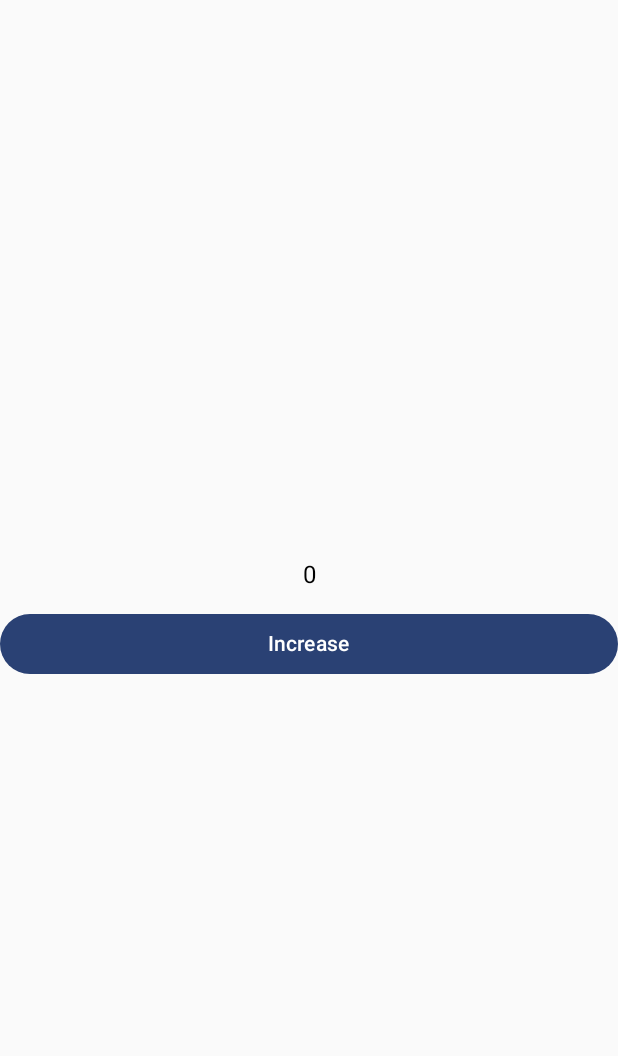
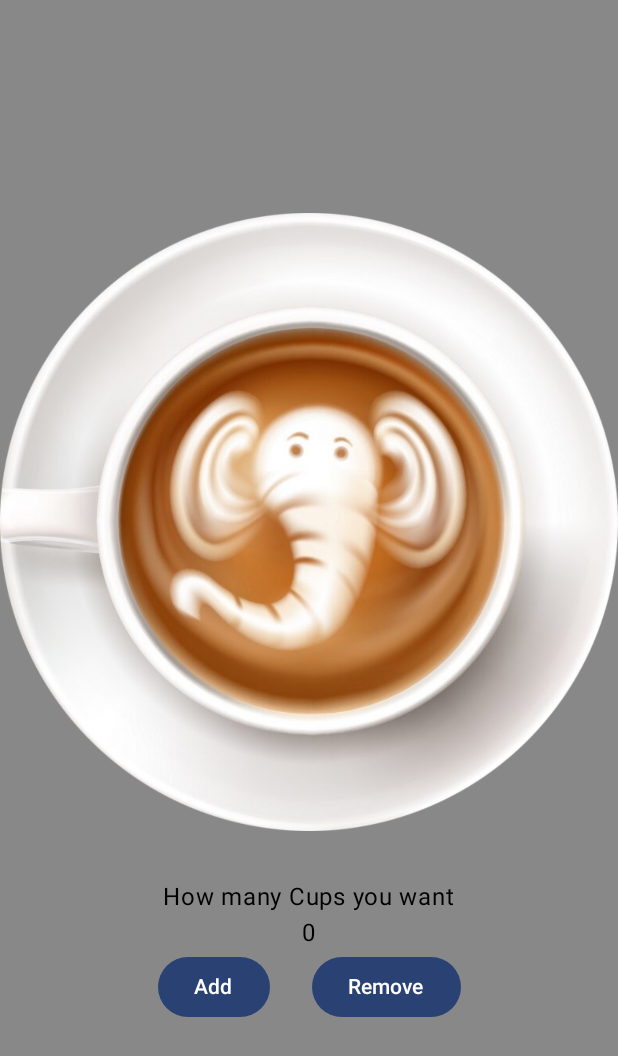
Before and after one commit to SanjayKumawat45/Jetpack-Compose-Learning, an Android app built with Jetpack Compose: the screen it shows after launch (MainActivity), on a phone screen of 412 x 824 dp. Shown: the top 1056 px of the screen. Run offline under Robolectric (Android 15) with nearby library versions, the phone set to English and light mode, and no system bars.

Commit message:
Layout Screen - to understand all the layouts

```diff
--- a/app/src/main/java/com/example/jetpackcomposelearning/CounterScreen.kt
+++ b/app/src/main/java/com/example/jetpackcomposelearning/CounterScreen.kt
@@ -30,7 +30,7 @@ fun CounterScreen() {
 
         Button(onClick = {
             count++
-        }, modifier = Modifier.fillMaxWidth()) {
+        }) {
             Text("Increase")
         }
     }
--- /dev/null
+++ b/app/src/main/java/com/example/jetpackcomposelearning/Layouts.kt
@@ -0,0 +1,62 @@
+package com.example.jetpackcomposelearning
+import androidx.compose.foundation.Image
+import androidx.compose.foundation.background
+import androidx.compose.foundation.layout.Arrangement
+import androidx.compose.foundation.layout.Box
+import androidx.compose.foundation.layout.Column
+import androidx.compose.foundation.layout.Row
+import androidx.compose.foundation.layout.Spacer
+import androidx.compose.foundation.layout.fillMaxSize
+import androidx.compose.foundation.layout.padding
+import androidx.compose.material3.Button
+import androidx.compose.material3.Text
+import androidx.compose.runtime.Composable
+import androidx.compose.runtime.getValue
+import androidx.compose.runtime.mutableStateOf
+import androidx.compose.runtime.remember
+import androidx.compose.runtime.setValue
+import androidx.compose.ui.Alignment
+import androidx.compose.ui.Modifier
+import androidx.compose.ui.graphics.Color
+import androidx.compose.ui.res.painterResource
+import androidx.compose.ui.tooling.preview.Preview
+import androidx.compose.ui.unit.dp
+
+@Composable
+fun ColumnExample(modifier: Modifier = Modifier) {
+    Column(
+        modifier = Modifier.background(color = Color.Gray).fillMaxSize(),
+        horizontalAlignment = Alignment.CenterHorizontally,
+        verticalArrangement = Arrangement.Center) {
+        Box {
+            Image(painter = painterResource(R.drawable.coffee), contentDescription = "Coffee_cup")
+        }
+        Spacer(modifier= Modifier.padding(16.dp))
+        var coffee_count by remember { mutableStateOf(0) }
+        Text("How many Cups you want")
+        Text("$coffee_count")
+
+        Row {
+            Button(onClick = {
+            coffee_count++;
+        }) {
+            Text("Add")
+        }
+            Spacer(modifier= Modifier.padding(14.dp))
+            Button(onClick = {
+                coffee_count--;
+            }) {
+                Text("Remove")
+            }
+        }
+    }
+
+
+
+}
+
+@Composable
+@Preview(showSystemUi = true)
+fun ColumnLayoutPrev(modifier: Modifier = Modifier) {
+    ColumnExample()
+}
--- a/app/src/main/java/com/example/jetpackcomposelearning/MainActivity.kt
+++ b/app/src/main/java/com/example/jetpackcomposelearning/MainActivity.kt
@@ -25,13 +25,14 @@ class MainActivity : ComponentActivity() {
 
         setContent {
             JetpackComposeLearningTheme {
-               Column(modifier = Modifier.fillMaxSize(),
-                   verticalArrangement = Arrangement.Center,
-                   horizontalAlignment = Alignment.CenterHorizontally
-                   ) {
-                   CounterScreen()
+//               Column(modifier = Modifier.fillMaxSize(),
+//                   verticalArrangement = Arrangement.Center,
+//                   horizontalAlignment = Alignment.CenterHorizontally
+//                   ) {
+//                   CounterScreen()
 ////                    Greet("guys")
 //                    ProfileCard("Sanjay",20, Color.Companion.Cyan)
+                ColumnLayoutPrev()
 
                   }
 
@@ -40,4 +41,3 @@ class MainActivity : ComponentActivity() {
             }
         }
     }
-}
```
Also changed, not shown: app/src/main/res/drawable/coffee.png (added).
